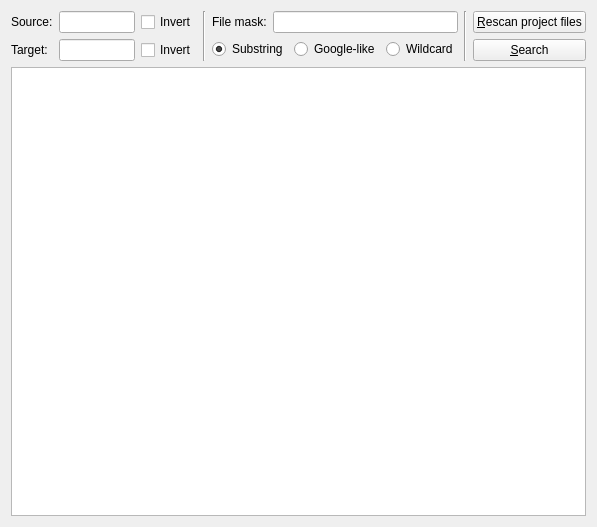
This is src/tm/queryoptions.ui in KDE/lokalize as Qt 5 draws it before an edit. The edited form follows.
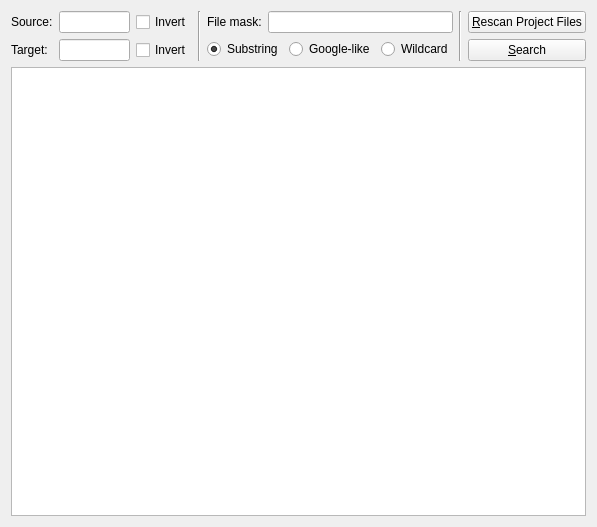
This is the edited form. Custom widgets are drawn as their Qt base class.

Commit message: i18n style guide fixes: http://techbase.kde.org/Projects/Usability/HIG/Capitalization

The edit to the form file:
```diff
--- a/src/tm/queryoptions.ui
+++ b/src/tm/queryoptions.ui
@@ -171,7 +171,7 @@
           <string>Reads all project files into translation memory, updating old entries. The scanning will work in background.</string>
          </property>
          <property name="text" >
-          <string>&amp;Rescan project files</string>
+          <string>&amp;Rescan Project Files</string>
          </property>
         </widget>
        </item>
```
The commit also changes 4 other files.
